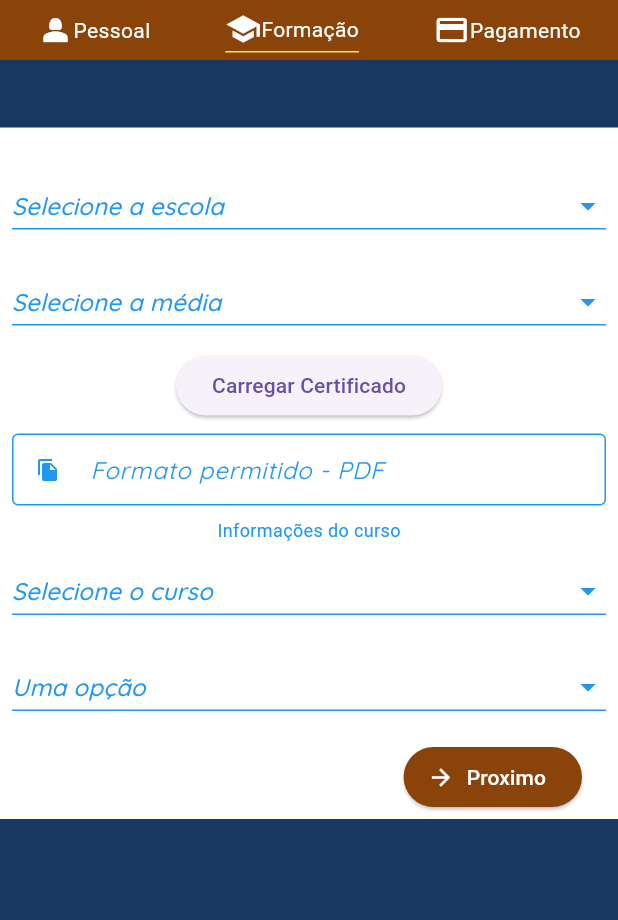
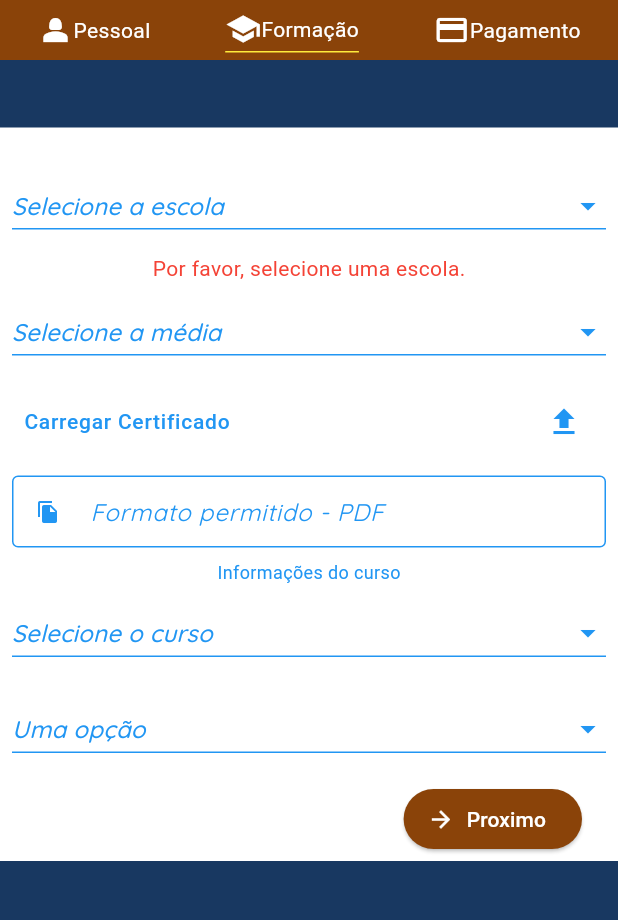
Before and after one commit to ClaudioRufino/computacao-nevoa, a Flutter app: the RegistarFormacao screen opened directly, after a tap on "Proximo", on a phone screen of 412 x 824 dp, the part 99-1019 px from its top. Run offline on Flutter 3.47's test engine with Material 3 defaults, Android fonts, the phone set to English and light mode, and no system bars; our stand-ins replace cloud_firestore, file_picker, firebase_auth, firebase_core, google_fonts; accounts and stored records are empty; Roboto replaces fonts that are missing (Ubuntu).

```diff
--- a/lib/app/models/candidato.dart
+++ b/lib/app/models/candidato.dart
@@ -11,9 +11,10 @@ class Candidato extends User {
   late String emitidoEm;
   late double anoConclusaoMedio;
   late List<String> curso;
+  // late String curso2;
 
-  Candidato._(
-      {required super.nome,
+  Candidato._({
+    required super.nome,
     required super.email,
     required super.senha,
     required this.genero,
@@ -24,7 +25,9 @@ class Candidato extends User {
     required this.nomeMae,
     required this.certificado,
     required this.dataNascimento,
-      required this.curso});
+    required this.curso,
+    // required this.curso2,
+  });
 
   static final Candidato instancia = Candidato._(
     nome: 'nome',
@@ -38,6 +41,7 @@ class Candidato extends User {
     certificado: '',
     emitidoEm: 'emitido',
     curso: [],
+    // curso2: '',
     dataNascimento: 'dataNascimento',
   );
 
@@ -45,7 +49,7 @@ class Candidato extends User {
     return nome;
   }
 
-  String getEmail() {
+  getEmail() {
     return email;
   }
 
@@ -129,12 +133,23 @@ class Candidato extends User {
     curso.add(valor);
   }
 
+  // String getCurso2() {
+  //   return curso1;
+  // }
+
+  // void setCurso2(String valor) {
+  //   curso1 = valor;
+  // }
+
   void eliminarCursos() {
     curso = [];
   }
 
   int totalCurso() {
-    return getCurso().length;
+    if (curso.length == 2) {
+      return 2;
+    }
+    return 1;
   }
 
   void reiniciar() {
@@ -149,6 +164,7 @@ class Candidato extends User {
     certificado = '';
     emitidoEm = 'emitido';
     curso = [];
+    // curso2 = '';
     dataNascimento = 'dataNascimento';
   }
 }
--- a/lib/app/views/pages/registar/registar_formacao.dart
+++ b/lib/app/views/pages/registar/registar_formacao.dart
@@ -1,3 +1,5 @@
+// import 'dart:io';
+
 import 'package:flutter/material.dart';
 import 'package:google_fonts/google_fonts.dart';
 import 'package:sistema_inscricao/app/controller/candidato_controller.dart';
@@ -46,8 +48,6 @@ class _RegistarFormacaoState extends State<RegistarFormacao> {
 
   var caminhoFile = 'Formato permitido - PDF';
   void selecionarArquivo() async {
-    // ignore: avoid_print
-    print('Clicou em mim');
     FilePickerResult? resultado = await FilePicker.platform.pickFiles(
       type: FileType.custom,
       allowedExtensions: ['pdf'],
@@ -58,6 +58,7 @@ class _RegistarFormacaoState extends State<RegistarFormacao> {
         caminhoFile = resultado.files.single.path ?? '';
         candidatoController.setCertificado(caminhoFile);
         caminhoFile = caminhoFile.substring(60);
+        arquivo = caminhoFile;
       });
     } else {
       // ignore: avoid_print
@@ -68,10 +69,15 @@ class _RegistarFormacaoState extends State<RegistarFormacao> {
   String curso1 = '';
   String curso2 = '';
 
+  String arquivo = "";
+
+  bool erroEscola = false;
+  bool erroMedia = false;
+  bool erroCurso = false;
+  bool erroCertificado = false;
+
   @override
   Widget build(BuildContext context) {
-    var emailController = TextEditingController();
-
     // var keyFormPesquisar = GlobalKey<FormState>();
     var keyFormDadosFormacao = GlobalKey<FormState>();
     var candidatoController = CandidatoController();
@@ -210,8 +216,16 @@ class _RegistarFormacaoState extends State<RegistarFormacao> {
                                   onChanged: (value) {
                                     setState(() {
                                       selectEscola = value!;
+                                      erroEscola = false;
                                     });
                                   },
+                                ),
+                              ),
+                              Visibility(
+                                visible: erroEscola,
+                                child: const Text(
+                                  'Por favor, selecione uma escola.',
+                                  style: TextStyle(color: Colors.red),
                                 ),
                               ),
                               Padding(
@@ -241,28 +255,48 @@ class _RegistarFormacaoState extends State<RegistarFormacao> {
                                   onChanged: (value) {
                                     setState(() {
                                       selectMedia = value!;
+                                      erroMedia = false;
                                     });
                                   },
                                 ),
                               ),
-                              ElevatedButton(
-                                onPressed: selecionarArquivo,
-                                child: const Text('Carregar Certificado'),
+                              Visibility(
+                                visible: erroMedia,
+                                child: const Text(
+                                  'Por favor, selecione a média.',
+                                  style: TextStyle(color: Colors.red),
+                                ),
+                              ),
+                              ListTile(
+                                trailing: InkWell(
+                                  onTap: () {
+                                    // ignore: avoid_print
+                                    print('Clicou em carregar certificado.');
+                                    selecionarArquivo();
+                                    erroCertificado = false;
+                                  },
+                                  child: const Icon(
+                                    Icons.file_upload,
+                                    color: Colors.blue,
+                                  ),
+                                ),
+                                leading: const Text(
+                                  'Carregar Certificado',
+                                  style: TextStyle(
+                                      color: Colors.blue, fontSize: 14),
+                                ),
+                              ),
+                              Visibility(
+                                visible: erroCertificado,
+                                child: const Text(
+                                  'Por favor, carrega o certificado.',
+                                  style: TextStyle(color: Colors.red),
+                                ),
                               ),
                               Padding(
                                 padding: const EdgeInsets.all(8.0),
                                 child: TextFormField(
                                   readOnly: true,
-                                  controller: emailController,
-                                  validator: (String? value) {
-                                    if (value == null || value.isEmpty) {
-                                      return "Campo de email não pode estar vazio.";
-                                    } else if (!value.contains('@') ||
-                                        !value.contains('.')) {
-                                      return 'Coloque no formato de email. ex.:claudio@gmail.com';
-                                    }
-                                    return null;
-                                  },
                                   decoration: InputDecoration(
                                     prefixIcon: const Icon(
                                       Icons.file_copy,
@@ -276,17 +310,6 @@ class _RegistarFormacaoState extends State<RegistarFormacao> {
                                         color: Colors.blue,
                                         fontStyle: FontStyle.italic),
                                     enabledBorder: const OutlineInputBorder(
-                                      borderSide: BorderSide(
-                                        color: Colors.blue,
-                                      ),
-                                    ),
-                                    errorBorder: _erroBorda(),
-                                    focusedErrorBorder: OutlineInputBorder(
-                                      borderSide:
-                                          const BorderSide(color: Colors.red),
-                                      borderRadius: _bordasRedonda(),
-                                    ),
-                                    focusedBorder: const OutlineInputBorder(
                                       borderSide: BorderSide(
                                         color: Colors.blue,
                                       ),
@@ -332,15 +355,21 @@ class _RegistarFormacaoState extends State<RegistarFormacao> {
                                     // print('Curso selecionado: $value');
                                     if (value != 'Selecione o curso') {
                                       curso1 = value!;
+                                      erroCurso = false;
                                     }
                                     // ignore: avoid_print
-                                    // print(
-                                    //     "Curso selecionado: $candidatoController.getCurso()");
 
                                     setState(() {
                                       selectCurso = value!;
                                     });
                                   },
+                                ),
+                              ),
+                              Visibility(
+                                visible: erroCurso,
+                                child: const Text(
+                                  'Por favor, selecioneo curso pretendido.',
+                                  style: TextStyle(color: Colors.red),
                                 ),
                               ),
                               Padding(
@@ -434,9 +463,33 @@ class _RegistarFormacaoState extends State<RegistarFormacao> {
                               ListTile(
                                 trailing: ElevatedButton.icon(
                                   onPressed: () {
-                                    candidatoController.setEscola(selectEscola);
+                                    if (selectEscola == "Selecione a escola") {
+                                      setState(() {
+                                        erroEscola = true;
+                                      });
+                                    } else if (selectMedia ==
+                                        "Selecione a média") {
+                                      setState(() {
+                                        erroMedia = true;
+                                      });
+                                    } else if (arquivo.isEmpty) {
+                                      setState(() {
+                                        erroCertificado = true;
+                                      });
+                                    } else if (selectCurso ==
+                                        "Selecione o curso") {
+                                      setState(() {
+                                        erroCurso = true;
+                                      });
+                                    } else {
+                                      candidatoController
+                                          .setEscola(selectEscola);
                                       candidatoController
                                           .setMedia(int.parse(selectMedia));
+
+                                      // Esse parte já foi feito no método de seleção do arquivo.
+                                      // candidatoController
+                                      //     .setCertificado(arquivo);
 
                                       // ignore: avoid_print
                                       if (curso1 != '' &&
@@ -449,13 +502,14 @@ class _RegistarFormacaoState extends State<RegistarFormacao> {
                                       }
 
                                       // ignore: avoid_print
-                                    print(candidatoController.totalCurso());
+                                      // print(candidatoController.totalCurso());
                                       Navigator.of(context).pushReplacement(
                                         MaterialPageRoute(
                                           builder: (context) =>
                                               const RegistarPagamento(),
                                         ),
                                       );
+                                    }
                                   },
                                   icon: const Icon(
                                     Icons.arrow_forward,
@@ -486,23 +540,6 @@ class _RegistarFormacaoState extends State<RegistarFormacao> {
   }
 }
 
-InputBorder _erroBorda() {
-  return OutlineInputBorder(
-    borderSide: const BorderSide(
-      color: Colors.red,
-    ),
-    borderRadius: _bordasRedonda(),
-  );
-}
-
-BorderRadius _bordasRedonda() {
-  return const BorderRadius.only(
-      topLeft: Radius.circular(20),
-      topRight: Radius.circular(20),
-      bottomLeft: Radius.circular(20),
-      bottomRight: Radius.circular(20));
-}
-
 Stream<int> tempo() async* {
   int i;
   for (i = 0; i < 2; i++) {
--- a/pubspec.yaml
+++ b/pubspec.yaml
@@ -38,6 +38,7 @@ dependencies:
   google_fonts: ^6.1.0
   firebase_core: ^2.24.2
   firebase_auth: ^4.15.3
+  cloud_firestore: ^4.15.5
   http: ^1.2.0
   file_picker: ^6.1.1
 
```
Also changed, not shown: lib/app/controller/candidato_controller.dart (+23 -11 lines), lib/app/servicos/autenticacao_servico/autenticacao_servico.dart (+35 -2 lines), lib/app/views/pages/principal/home.dart (+17 -4 lines), lib/app/views/pages/registar/registar_pagamento.dart (+28 -27 lines), lib/app/views/pages/registar/registar_pessoal.dart (+33 -8 lines), pubspec.lock, 1 other file. Lines whose indentation alone changed are shown as unchanged.
